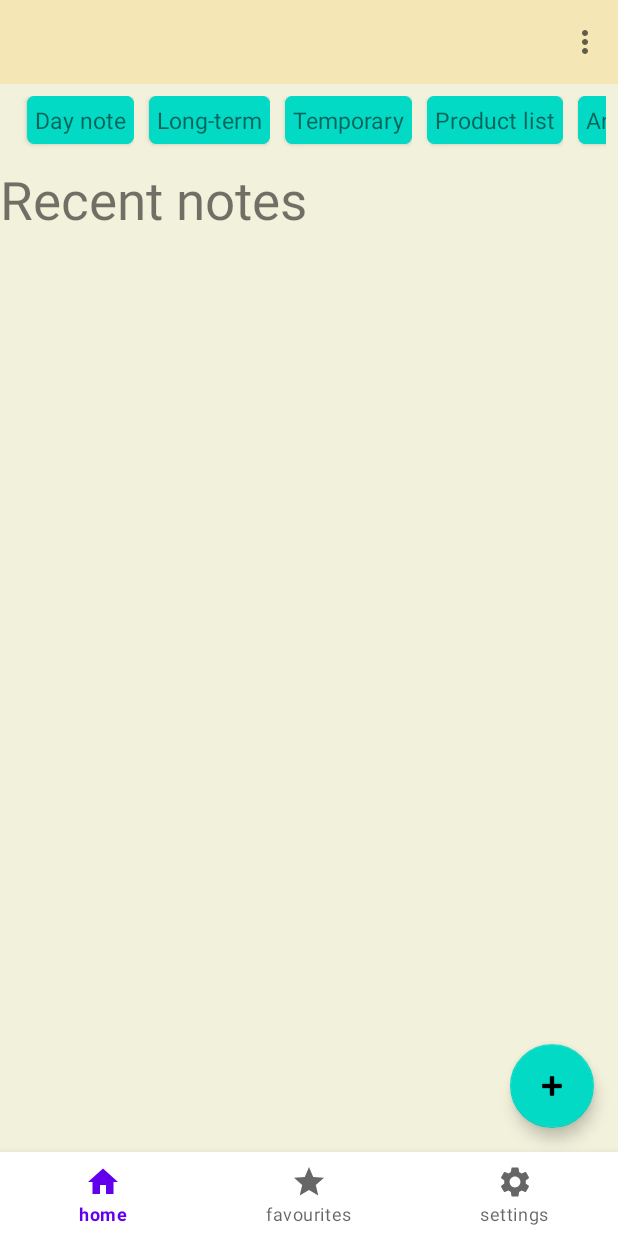
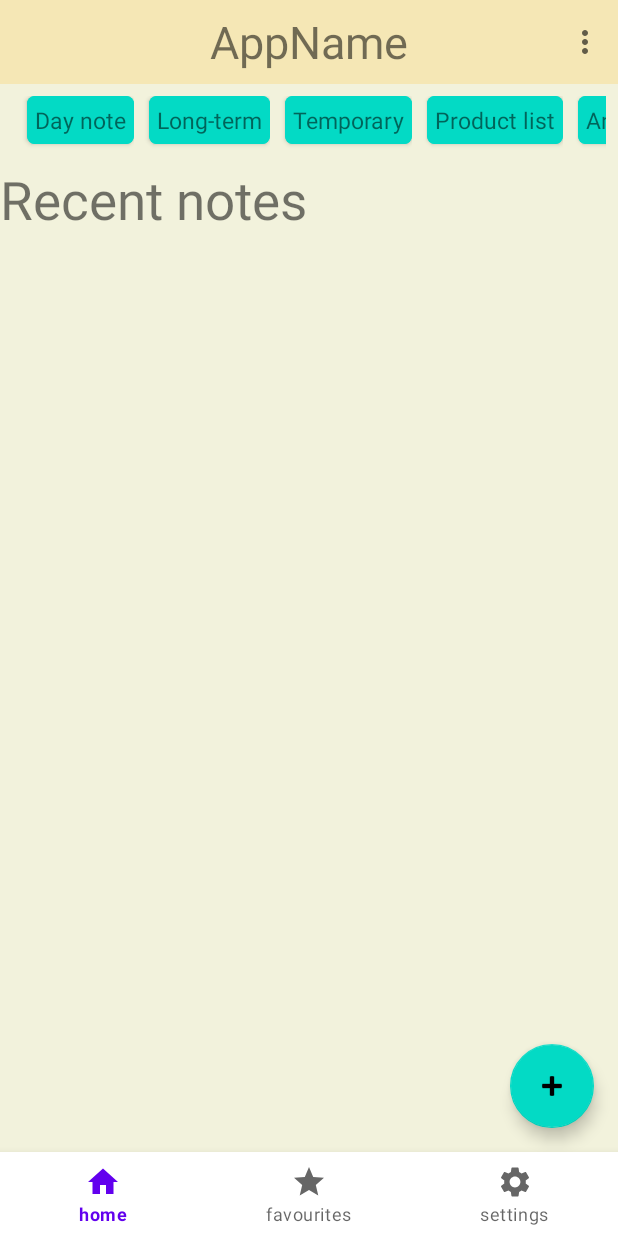
Before and after one commit to GITUG01/notesreferences, an Android app: the screen it shows after launch (MainActivity), on a phone screen of 412 x 824 dp. Run offline under Robolectric (Android 15) with nearby library versions, the phone set to English and light mode, and no system bars.

Commit message:
toolbar set text

```diff
--- a/app/src/main/java/com/example/notesreferences/MainActivity.java
+++ b/app/src/main/java/com/example/notesreferences/MainActivity.java
@@ -5,7 +5,6 @@ import android.content.Context;
 import android.database.Cursor;
 import android.database.sqlite.SQLiteDatabase;
 import android.database.sqlite.SQLiteOpenHelper;
-import android.os.Build;
 import android.os.Bundle;
 import android.util.Log;
 import android.view.Menu;
@@ -85,10 +84,6 @@ public class MainActivity extends AppCompatActivity implements OnBackButton, Sel
         setContentView(R.layout.activity_main);
 
         toolbar = findViewById(R.id.my_toolbar);
-
-        if (Build.VERSION.SDK_INT >= Build.VERSION_CODES.O) {
-            toolbar.setTooltipText("hello");
-        }
         setSupportActionBar(toolbar);
 
 
--- a/app/src/main/res/layout/activity_main.xml
+++ b/app/src/main/res/layout/activity_main.xml
@@ -32,6 +32,7 @@
             android:layout_width="wrap_content"
             android:layout_height="wrap_content"
             android:layout_gravity="center"
+            android:text="@string/app_title"
             android:textSize="30sp" />
 
     </androidx.appcompat.widget.Toolbar>
```
